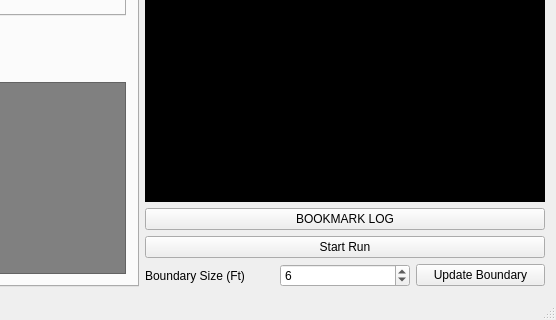
Old version of the form modules/ControlGUI/mainwindow.ui in the repository YCP-Swarm-Robotics-Capstone-2020-2021/SRCSim; both pictures show x 756 to 1312 and y 388 to 708 of the 1312 by 708 pixel window.
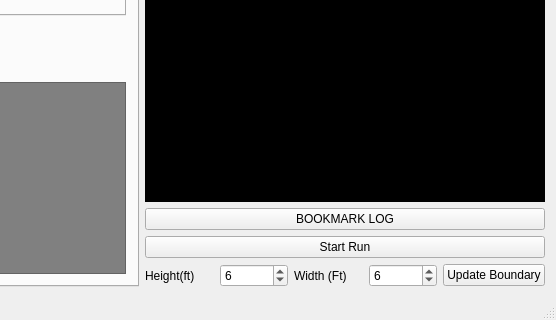
New version of the form.

```diff
--- a/modules/ControlGUI/mainwindow.ui
+++ b/modules/ControlGUI/mainwindow.ui
@@ -1269,12 +1269,26 @@
         <item>
          <widget class="QLabel" name="boundaryLabel">
           <property name="text">
-           <string>Boundary Size (Ft)</string>
+           <string>Height(ft)</string>
           </property>
          </widget>
         </item>
         <item>
-         <widget class="QSpinBox" name="boundarySpinBox">
+         <widget class="QSpinBox" name="HeightSpinBox">
+          <property name="value">
+           <number>6</number>
+          </property>
+         </widget>
+        </item>
+        <item>
+         <widget class="QLabel" name="WidthLabel">
+          <property name="text">
+           <string>Width (Ft)</string>
+          </property>
+         </widget>
+        </item>
+        <item>
+         <widget class="QSpinBox" name="WidthSpinBox">
           <property name="maximum">
            <number>20</number>
           </property>
```
Left out of the diff: 2 changed lines with no effect on the pictures.
